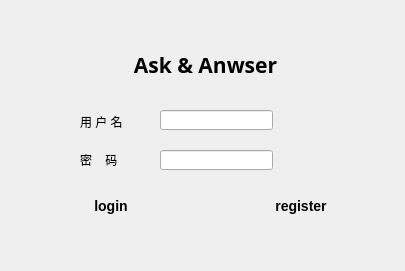
Old version of the form AnA/login.ui in the repository yq605879396/AnA--A-simple-Q-A-system.
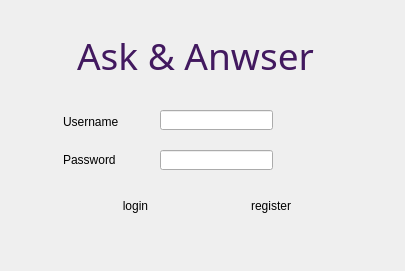
New version of the form. Icons and pictures are not drawn.

```diff
--- a/AnA/login.ui
+++ b/AnA/login.ui
@@ -22,17 +22,15 @@
   <widget class="QPushButton" name="LoginButtion">
    <property name="geometry">
     <rect>
-     <x>20</x>
-     <y>190</y>
-     <width>182</width>
-     <height>31</height>
+     <x>60</x>
+     <y>180</y>
+     <width>151</width>
+     <height>51</height>
     </rect>
    </property>
    <property name="styleSheet">
-    <string notr="true">border-style:outset;
-font:bold 14px;
-min-width:10em;
-padding:6px;
+    <string notr="true">font: bold 16pt &quot;Segoe Print&quot;;
+border-style:outset;
 </string>
    </property>
    <property name="text">
@@ -55,27 +53,33 @@
   <widget class="QLabel" name="label_2">
    <property name="geometry">
     <rect>
-     <x>80</x>
+     <x>63</x>
      <y>150</y>
-     <width>54</width>
+     <width>71</width>
      <height>20</height>
     </rect>
    </property>
+   <property name="styleSheet">
+    <string notr="true">font: 12pt &quot;Segoe Script&quot;;</string>
+   </property>
    <property name="text">
-    <string>密    码</string>
+    <string>Password</string>
    </property>
   </widget>
   <widget class="QLabel" name="label">
    <property name="geometry">
     <rect>
-     <x>80</x>
+     <x>63</x>
      <y>111</y>
-     <width>54</width>
+     <width>81</width>
      <height>21</height>
     </rect>
    </property>
+   <property name="styleSheet">
+    <string notr="true">font: 12pt &quot;Segoe Script&quot;;</string>
+   </property>
    <property name="text">
-    <string>用 户 名</string>
+    <string>Username</string>
    </property>
   </widget>
   <widget class="QLineEdit" name="PasswordText">
@@ -91,22 +95,26 @@
   <widget class="QLabel" name="label_3">
    <property name="geometry">
     <rect>
-     <x>90</x>
-     <y>50</y>
-     <width>231</width>
-     <height>31</height>
+     <x>40</x>
+     <y>30</y>
+     <width>311</width>
+     <height>41</height>
     </rect>
    </property>
    <property name="font">
     <font>
-     <family>AcadEref</family>
-     <pointsize>16</pointsize>
-     <weight>75</weight>
-     <bold>true</bold>
+     <family>MV Boli</family>
+     <pointsize>28</pointsize>
+     <weight>50</weight>
+     <italic>false</italic>
+     <bold>false</bold>
     </font>
    </property>
+   <property name="styleSheet">
+    <string notr="true">font: 28pt &quot;MV Boli&quot;;</string>
+   </property>
    <property name="text">
-    <string>&lt;html&gt;&lt;head/&gt;&lt;body&gt;&lt;p&gt;Ask &amp;amp; Anwser&lt;/p&gt;&lt;/body&gt;&lt;/html&gt;</string>
+    <string>&lt;html&gt;&lt;head/&gt;&lt;body&gt;&lt;p&gt;&lt;span style=&quot; color:#42195f;&quot;&gt;Ask &amp;amp; Anwser&lt;/span&gt;&lt;/p&gt;&lt;/body&gt;&lt;/html&gt;</string>
    </property>
    <property name="textFormat">
     <enum>Qt::AutoText</enum>
@@ -124,17 +132,16 @@
   <widget class="QPushButton" name="RegisterButton">
    <property name="geometry">
     <rect>
-     <x>210</x>
+     <x>180</x>
      <y>190</y>
      <width>182</width>
      <height>31</height>
     </rect>
    </property>
    <property name="styleSheet">
-    <string notr="true">border-style:outset;
-font:bold 14px;
-min-width:10em;
-padding:6px;</string>
+    <string notr="true">font: bold 16pt &quot;Segoe Print&quot;;
+border-style:outset;
+</string>
    </property>
    <property name="text">
     <string>register</string>
```
Left out of the diff: 6 changed lines with no effect on the pictures.
